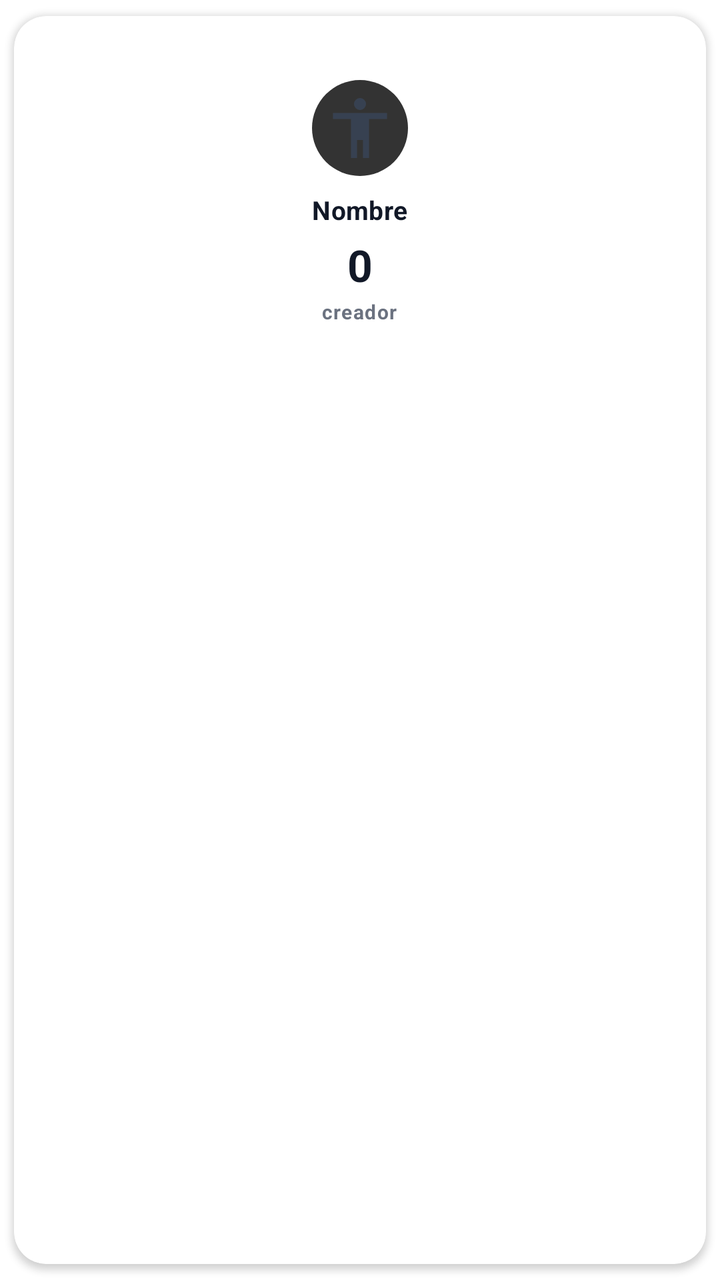
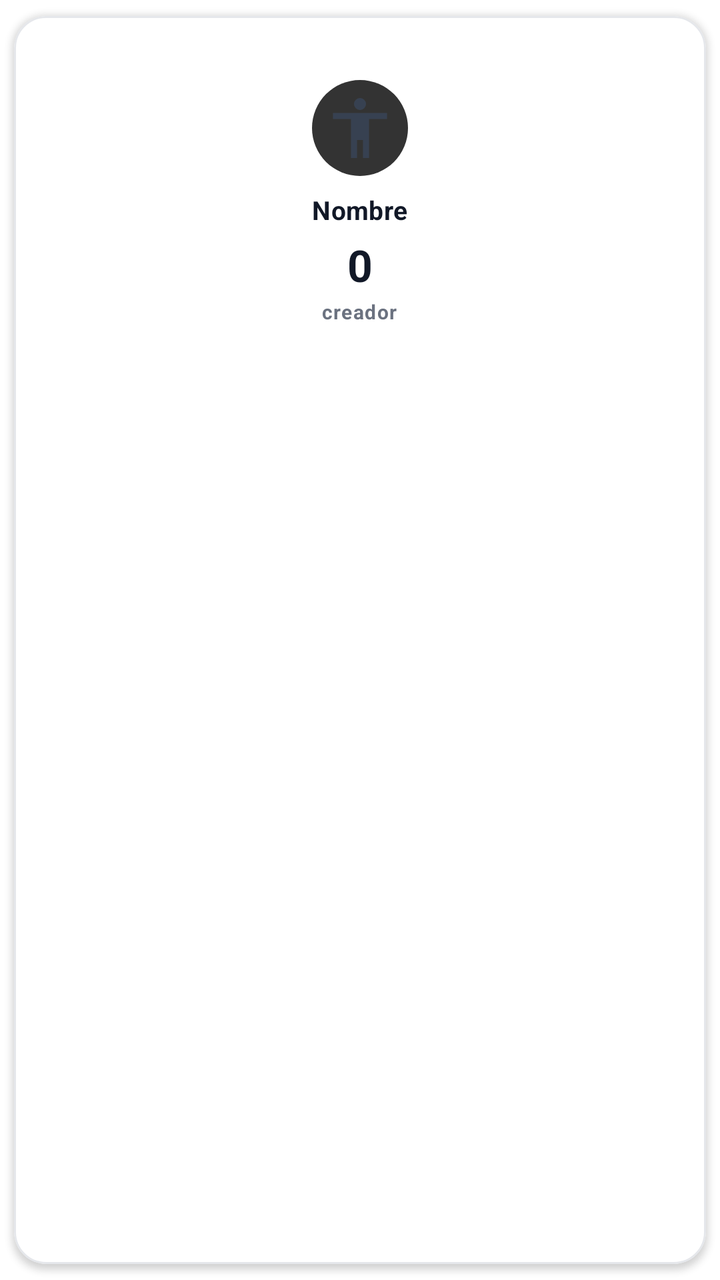

Compare the two renders of this Android layout. The source of the first and the diff that turns it into the second are given below.
<!-- AndroidManifest.xml: application theme Theme.TFG -->
<!-- res/layout/item_miembro_card.xml -->
<?xml version="1.0" encoding="utf-8"?>
<com.google.android.material.card.MaterialCardView
    xmlns:android="http://schemas.android.com/apk/res/android"
    xmlns:app="http://schemas.android.com/apk/res-auto"
    android:layout_width="160dp"
    android:layout_height="wrap_content"
    android:layout_marginEnd="10dp"
    app:cardCornerRadius="@dimen/corner_radius_lg"
    app:cardElevation="@dimen/elevation_pressed"
    app:cardBackgroundColor="@color/superficie"
    app:strokeColor="@color/divisor"
    app:strokeWidth="0dp">

    <LinearLayout
        android:layout_width="match_parent"
        android:layout_height="wrap_content"
        android:orientation="vertical"
        android:padding="@dimen/spacing_lg"
        android:gravity="center_horizontal">

        
        <ImageView
            android:id="@+id/ivMiembroAvatar"
            android:layout_width="48dp"
            android:layout_height="48dp"
            android:src="@drawable/perfil"
            android:contentDescription="@string/cd_avatar_miembro"
            android:scaleType="centerCrop"
            android:background="@drawable/bg_avatar_miembro"
            android:padding="6dp" />

        <TextView
            android:id="@+id/tvMiembroNombre"
            android:layout_width="wrap_content"
            android:layout_height="wrap_content"
            android:layout_marginTop="@dimen/spacing_sm"
            android:text="Nombre"
            android:textColor="@color/texto_principal"
            android:textSize="13sp"
            android:textStyle="bold"
            android:maxLines="1"
            android:ellipsize="end"
            android:gravity="center"
            android:textAppearance="@style/TextAppearance.TFG.SubTitulo" />

        <TextView
            android:id="@+id/tvMiembroPuntos"
            android:layout_width="wrap_content"
            android:layout_height="wrap_content"
            android:layout_marginTop="4dp"
            android:text="0"
            android:textColor="@color/texto_principal"
            android:textSize="22sp"
            android:textStyle="bold" />

        <TextView
            android:id="@+id/tvMiembroRol"
            android:layout_width="wrap_content"
            android:layout_height="wrap_content"
            android:layout_marginTop="2dp"
            android:text="creador"
            android:textColor="@color/gris"
            android:textSize="10sp"
            android:textStyle="bold"
            android:letterSpacing="0.05"
            android:textAppearance="@style/TextAppearance.TFG.Label" />

    </LinearLayout>

</com.google.android.material.card.MaterialCardView>
<!-- resources referenced by this layout -->
<resources>
  <color name="divisor">#E5E7EB</color>
  <color name="gris">#6B7280</color>
  <color name="superficie">#FFFFFF</color>
  <color name="texto_principal">#111827</color>
  <dimen name="corner_radius_lg">16dp</dimen>
  <dimen name="elevation_pressed">2dp</dimen>
  <dimen name="spacing_lg">16dp</dimen>
  <dimen name="spacing_sm">8dp</dimen>
  <!-- drawable bg_avatar_miembro (drawable) -->
  <?xml version="1.0" encoding="utf-8"?>
  <shape xmlns:android="http://schemas.android.com/apk/res/android"
      android:shape="oval">
      <solid android:color="@color/avatar_miembro_bg" />
  </shape>
  <string name="cd_avatar_miembro">Avatar del miembro</string>
  <style name="TextAppearance.TFG.Label" parent="TextAppearance.MaterialComponents.Caption">
          <item name="android:textColor">@color/texto_deshabilitado</item>
          <item name="android:textSize">12sp</item>
          <item name="android:letterSpacing">0.03</item>
      </style>
  <style name="TextAppearance.TFG.SubTitulo" parent="TextAppearance.MaterialComponents.Subtitle1">
          <item name="android:textColor">@color/texto_principal</item>
          <item name="android:textStyle">bold</item>
          <item name="android:textSize">16sp</item>
      </style>
  <style name="Theme.TFG" parent="Tema.TFG.Moderno" />
  <color name="avatar_miembro_bg">#333333</color>
  <color name="texto_secundario">#374151</color>
  <color name="texto_deshabilitado">#6B7280</color>
  <color name="primario">#0E9F6E</color>
  <color name="primario_variant">#0A7D56</color>
  <color name="fondo">#FFFFFF</color>
  <color name="on_acento">#FFFFFF</color>
  <style name="Widget.TFG.EditText" parent="@style/Widget.MaterialComponents.TextInputEditText.OutlinedBox">
          <item name="android:textColor">@color/texto_principal</item>
          <item name="android:textColorHint">@color/texto_deshabilitado</item>
          <item name="android:background">@drawable/bg_input_campo</item>
          <item name="android:padding">@dimen/spacing_lg</item>
          <item name="android:textSize">15sp</item>
      </style>
  <style name="TextAppearance.TFG.Cuerpo" parent="TextAppearance.MaterialComponents.Body1">
          <item name="android:textColor">@color/texto_secundario</item>
          <item name="android:textSize">14sp</item>
          <item name="android:lineSpacingMultiplier">1.2</item>
      </style>
  <style name="TextAppearance.TFG.Headline" parent="TextAppearance.MaterialComponents.Headline5">
          <item name="android:textColor">@color/texto_principal</item>
          <item name="android:textStyle">bold</item>
          <item name="android:textSize">24sp</item>
          <item name="android:letterSpacing">-0.01</item>
      </style>
  <style name="TextAppearance.TFG.Titulo" parent="TextAppearance.MaterialComponents.Headline6">
          <item name="android:textColor">@color/texto_principal</item>
          <item name="android:textStyle">bold</item>
          <item name="android:textSize">20sp</item>
          <item name="android:letterSpacing">0</item>
      </style>
  <dimen name="corner_radius_xl">20dp</dimen>
  <dimen name="elevation_default">1dp</dimen>
  <dimen name="stroke_thin">1dp</dimen>
  <dimen name="spacing_xs">4dp</dimen>
  <style name="TextAppearance.TFG.NavLabel" parent="TextAppearance.MaterialComponents.Caption">
          <item name="android:textSize">11sp</item>
          <item name="android:letterSpacing">0.02</item>
      </style>
  <!-- drawable bg_input_campo (drawable) -->
  <?xml version="1.0" encoding="utf-8"?>
  <shape xmlns:android="http://schemas.android.com/apk/res/android"
      android:shape="rectangle">
      <solid android:color="@color/superficie_variant" />
      <corners android:radius="14dp" />
      <stroke android:width="1dp" android:color="@color/divisor" />
  </shape>
  <color name="superficie_variant">#F9FAFB</color>
  <!-- unchanged entries left out for length: 4 -->
</resources>

<!-- the commit's change to res/layout/item_miembro_card.xml (unified diff, before → after) -->
@@ -9,7 +9,7 @@
     app:cardElevation="@dimen/elevation_pressed"
     app:cardBackgroundColor="@color/superficie"
     app:strokeColor="@color/divisor"
-    app:strokeWidth="0dp">
+    app:strokeWidth="@dimen/stroke_thin">
 
     <LinearLayout
         android:layout_width="match_parent"
